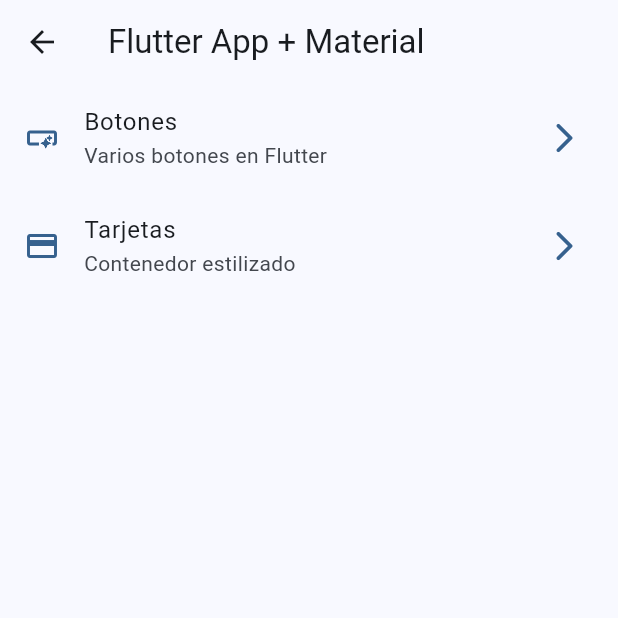
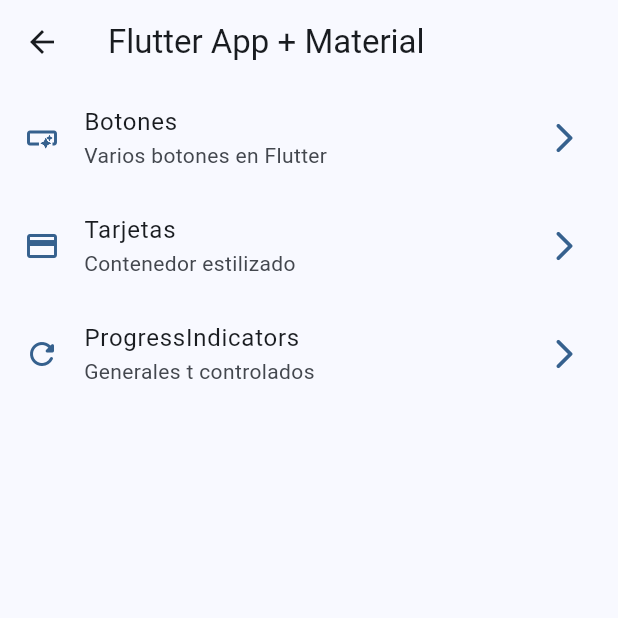
Before and after one commit to JuanDuran85/flutter_projects, a Flutter app: the HomeScreen screen opened directly, on a phone screen of 412 x 824 dp, the top half of it. Run offline on Flutter 3.47's test engine with Material 3 defaults, Android fonts, the phone set to English and light mode, and no system bars; our stand-ins replace animate_do, dio, go_router, google_fonts, video_player; statements that could not run were skipped.

Commit message:
progress indicator

```diff
--- a/widget_app/lib/config/menu/manu_items.dart
+++ b/widget_app/lib/config/menu/manu_items.dart
@@ -27,4 +27,10 @@ const appMenuItems = <MenuItem>[
     link: '/cards',
     icon: Icons.credit_card,
   ),
+    MenuItem(
+    title: 'ProgressIndicators',
+    subtitle: 'Generales t controlados',
+    link: '/progress',
+    icon: Icons.refresh_rounded,
+  ),
 ];
--- a/widget_app/lib/config/router/app_router.dart
+++ b/widget_app/lib/config/router/app_router.dart
@@ -21,5 +21,10 @@ final appRouter = GoRouter(
       path: '/cards',
       builder: (context, state) => const CardsScreen(),
     ),
+     GoRoute(
+      name: ProgressScreen.name,
+      path: '/progress',
+      builder: (context, state) => const ProgressScreen(),
+    ),
   ],
 );
```
Also changed, not shown: widget_app/lib/presentation/screens/progress/progress_screen.dart (+77 -1 lines).
